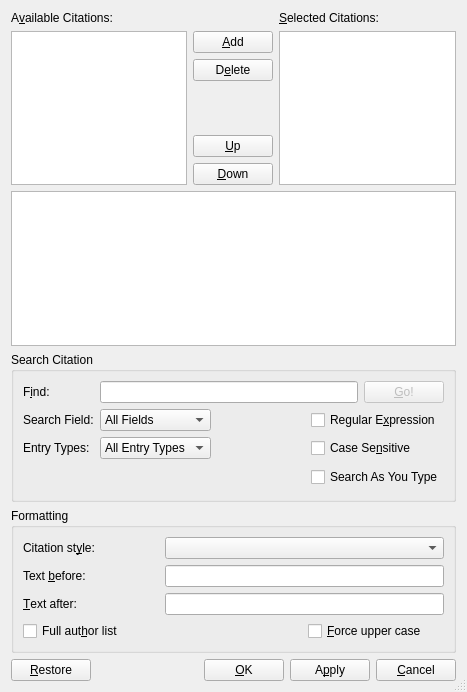
Before: the Qt Designer form src/frontends/qt4/ui/CitationUi.ui in cburschka/lyx, drawn with Qt 5.
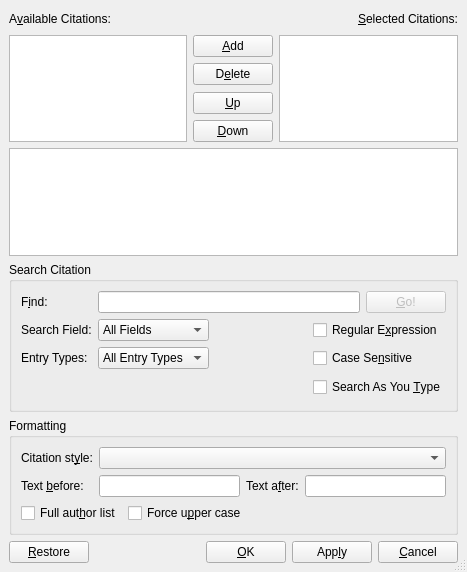
After: the same form once the commit is applied. Icons and pictures are not drawn.

```diff
--- a/src/frontends/qt4/ui/CitationUi.ui
+++ b/src/frontends/qt4/ui/CitationUi.ui
@@ -6,11 +6,13 @@
     <x>0</x>
     <y>0</y>
     <width>467</width>
-    <height>692</height>
+    <height>572</height>
    </rect>
   </property>
   <property name="sizePolicy" >
-   <sizepolicy vsizetype="Minimum" hsizetype="Minimum" >
+   <sizepolicy>
+    <hsizetype>1</hsizetype>
+    <vsizetype>1</vsizetype>
     <horstretch>0</horstretch>
     <verstretch>0</verstretch>
    </sizepolicy>
@@ -22,131 +24,24 @@
    <bool>true</bool>
   </property>
   <layout class="QGridLayout" >
-   <item row="0" column="0" >
-    <layout class="QGridLayout" >
-     <item row="4" column="1" >
-      <widget class="QPushButton" name="upPB" >
-       <property name="sizePolicy" >
-        <sizepolicy vsizetype="Fixed" hsizetype="Fixed" >
-         <horstretch>0</horstretch>
-         <verstretch>0</verstretch>
-        </sizepolicy>
-       </property>
-       <property name="toolTip" >
-        <string>Move the selected citation up (try Ctrl-Up)</string>
-       </property>
-       <property name="text" >
-        <string>&amp;Up</string>
-       </property>
-       <property name="icon" >
-        <iconset/>
-       </property>
-       <property name="autoDefault" >
-        <bool>false</bool>
-       </property>
-      </widget>
-     </item>
-     <item row="5" column="1" >
-      <widget class="QPushButton" name="downPB" >
-       <property name="sizePolicy" >
-        <sizepolicy vsizetype="Fixed" hsizetype="Fixed" >
-         <horstretch>0</horstretch>
-         <verstretch>0</verstretch>
-        </sizepolicy>
-       </property>
-       <property name="toolTip" >
-        <string>Move the selected citation down (try Ctrl-Down)</string>
-       </property>
-       <property name="text" >
-        <string>&amp;Down</string>
-       </property>
-       <property name="icon" >
-        <iconset/>
-       </property>
-       <property name="autoDefault" >
-        <bool>false</bool>
-       </property>
-      </widget>
-     </item>
-     <item row="3" column="1" >
-      <spacer>
-       <property name="orientation" >
-        <enum>Qt::Vertical</enum>
-       </property>
-       <property name="sizeHint" >
-        <size>
-         <width>77</width>
-         <height>16</height>
-        </size>
-       </property>
-      </spacer>
-     </item>
-     <item row="2" column="1" >
-      <widget class="QPushButton" name="deletePB" >
-       <property name="toolTip" >
-        <string>The delete key works, too</string>
-       </property>
-       <property name="text" >
-        <string>D&amp;elete</string>
-       </property>
-       <property name="autoDefault" >
-        <bool>false</bool>
-       </property>
-      </widget>
-     </item>
-     <item rowspan="5" row="1" column="0" >
-      <widget class="QListView" name="availableLV" >
-       <property name="editTriggers" >
-        <set>QAbstractItemView::NoEditTriggers</set>
-       </property>
-      </widget>
-     </item>
-     <item row="1" column="1" >
-      <widget class="QPushButton" name="addPB" >
-       <property name="toolTip" >
-        <string>The Enter key works, too</string>
-       </property>
-       <property name="text" >
-        <string>&amp;Add</string>
-       </property>
-       <property name="autoDefault" >
-        <bool>false</bool>
-       </property>
-      </widget>
-     </item>
-     <item row="0" column="2" >
-      <widget class="QLabel" name="selectedKeysLA" >
-       <property name="text" >
-        <string>&amp;Selected Citations:</string>
-       </property>
-       <property name="buddy" >
-        <cstring>selectedLV</cstring>
-       </property>
-      </widget>
-     </item>
-     <item row="0" column="0" >
-      <widget class="QLabel" name="availableKeysLA" >
-       <property name="text" >
-        <string>A&amp;vailable Citations:</string>
-       </property>
-       <property name="buddy" >
-        <cstring>availableLV</cstring>
-       </property>
-      </widget>
-     </item>
-     <item rowspan="5" row="1" column="2" >
-      <widget class="QListView" name="selectedLV" >
-       <property name="editTriggers" >
-        <set>QAbstractItemView::NoEditTriggers</set>
-       </property>
-      </widget>
-     </item>
-    </layout>
-   </item>
+   <property name="margin" >
+    <number>9</number>
+   </property>
+   <property name="spacing" >
+    <number>6</number>
+   </property>
    <item row="1" column="0" >
-    <widget class="QTextBrowser" name="infoML" >
-     <property name="focusPolicy" >
-      <enum>Qt::NoFocus</enum>
+    <widget class="QTextEdit" name="infoML" >
+     <property name="sizePolicy" >
+      <sizepolicy>
+       <hsizetype>7</hsizetype>
+       <vsizetype>4</vsizetype>
+       <horstretch>0</horstretch>
+       <verstretch>0</verstretch>
+      </sizepolicy>
+     </property>
+     <property name="readOnly" >
+      <bool>true</bool>
      </property>
     </widget>
    </item>
@@ -159,6 +54,12 @@
       <bool>true</bool>
      </property>
      <layout class="QGridLayout" >
+      <property name="margin" >
+       <number>9</number>
+      </property>
+      <property name="spacing" >
+       <number>6</number>
+      </property>
       <item row="0" column="0" >
        <widget class="QLabel" name="findKeysLA" >
         <property name="text" >
@@ -307,7 +208,7 @@
       <item row="3" column="3" colspan="2" >
        <widget class="QCheckBox" name="asTypeCB" >
         <property name="text" >
-         <string>Search As You Type</string>
+         <string>Search As You &amp;Type</string>
         </property>
        </widget>
       </item>
@@ -323,100 +224,188 @@
       <bool>true</bool>
      </property>
      <layout class="QGridLayout" >
-      <item row="0" column="1" colspan="2" >
-       <widget class="QComboBox" name="citationStyleCO" >
-        <property name="sizePolicy" >
-         <sizepolicy vsizetype="Fixed" hsizetype="MinimumExpanding" >
-          <horstretch>0</horstretch>
-          <verstretch>0</verstretch>
-         </sizepolicy>
-        </property>
-        <property name="toolTip" >
-         <string>Natbib citation style to use</string>
-        </property>
-       </widget>
-      </item>
-      <item row="0" column="0" >
-       <widget class="QLabel" name="citationStyleLA" >
-        <property name="text" >
-         <string>Citation st&amp;yle:</string>
-        </property>
-        <property name="buddy" >
-         <cstring>citationStyleCO</cstring>
-        </property>
-       </widget>
-      </item>
-      <item row="3" column="0" colspan="2" >
-       <widget class="QCheckBox" name="fulllistCB" >
-        <property name="toolTip" >
-         <string>List all authors</string>
-        </property>
-        <property name="text" >
-         <string>Full aut&amp;hor list</string>
-        </property>
-       </widget>
-      </item>
-      <item row="3" column="2" >
-       <widget class="QCheckBox" name="forceuppercaseCB" >
-        <property name="toolTip" >
-         <string>Force upper case in citation</string>
-        </property>
-        <property name="text" >
-         <string>&amp;Force upper case</string>
-        </property>
-       </widget>
-      </item>
-      <item row="2" column="0" >
-       <widget class="QLabel" name="textAfterLA" >
-        <property name="text" >
-         <string>&amp;Text after:</string>
-        </property>
-        <property name="buddy" >
-         <cstring>textAfterED</cstring>
-        </property>
-       </widget>
-      </item>
-      <item row="2" column="1" colspan="2" >
-       <widget class="QLineEdit" name="textAfterED" >
-        <property name="sizePolicy" >
-         <sizepolicy vsizetype="Fixed" hsizetype="Preferred" >
-          <horstretch>0</horstretch>
-          <verstretch>0</verstretch>
-         </sizepolicy>
-        </property>
-        <property name="toolTip" >
-         <string>Text to place after citation</string>
-        </property>
-       </widget>
-      </item>
+      <property name="margin" >
+       <number>9</number>
+      </property>
+      <property name="spacing" >
+       <number>6</number>
+      </property>
       <item row="1" column="0" >
-       <widget class="QLabel" name="textBeforeLA" >
-        <property name="text" >
-         <string>Text &amp;before:</string>
+       <layout class="QHBoxLayout" >
+        <property name="margin" >
+         <number>0</number>
         </property>
-        <property name="buddy" >
-         <cstring>textAfterED</cstring>
+        <property name="spacing" >
+         <number>6</number>
         </property>
-       </widget>
+        <item>
+         <widget class="QCheckBox" name="fulllistCB" >
+          <property name="toolTip" >
+           <string>List all authors</string>
+          </property>
+          <property name="text" >
+           <string>Full aut&amp;hor list</string>
+          </property>
+         </widget>
+        </item>
+        <item>
+         <widget class="QCheckBox" name="forceuppercaseCB" >
+          <property name="toolTip" >
+           <string>Force upper case in citation</string>
+          </property>
+          <property name="text" >
+           <string>Force u&amp;pper case</string>
+          </property>
+         </widget>
+        </item>
+        <item>
+         <spacer>
+          <property name="orientation" >
+           <enum>Qt::Horizontal</enum>
+          </property>
+          <property name="sizeHint" >
+           <size>
+            <width>21</width>
+            <height>20</height>
+           </size>
+          </property>
+         </spacer>
+        </item>
+       </layout>
       </item>
-      <item row="1" column="1" colspan="2" >
-       <widget class="QLineEdit" name="textBeforeED" >
-        <property name="sizePolicy" >
-         <sizepolicy vsizetype="Fixed" hsizetype="Preferred" >
-          <horstretch>0</horstretch>
-          <verstretch>0</verstretch>
-         </sizepolicy>
+      <item row="0" column="0" >
+       <layout class="QHBoxLayout" >
+        <property name="margin" >
+         <number>0</number>
         </property>
         <property name="toolTip" >
          <string>Text to place before citation</string>
         </property>
-       </widget>
+        <item>
+         <layout class="QVBoxLayout" >
+          <property name="margin" >
+           <number>0</number>
+          </property>
+          <property name="spacing" >
+           <number>6</number>
+          </property>
+          <item>
+           <widget class="QLabel" name="citationStyleLA" >
+            <property name="text" >
+             <string>Citation st&amp;yle:</string>
+            </property>
+            <property name="buddy" >
+             <cstring>citationStyleCO</cstring>
+            </property>
+           </widget>
+          </item>
+          <item>
+           <widget class="QLabel" name="textBeforeLA" >
+            <property name="text" >
+             <string>Text &amp;before:</string>
+            </property>
+            <property name="buddy" >
+             <cstring>textBeforeED</cstring>
+            </property>
+           </widget>
+          </item>
+         </layout>
+        </item>
+        <item>
+         <layout class="QVBoxLayout" >
+          <property name="margin" >
+           <number>0</number>
+          </property>
+          <property name="spacing" >
+           <number>6</number>
+          </property>
+          <item>
+           <layout class="QHBoxLayout" >
+            <property name="margin" >
+             <number>0</number>
+            </property>
+            <property name="spacing" >
+             <number>6</number>
+            </property>
+            <item>
+             <widget class="QComboBox" name="citationStyleCO" >
+              <property name="sizePolicy" >
+               <sizepolicy>
+                <hsizetype>3</hsizetype>
+                <vsizetype>0</vsizetype>
+                <horstretch>0</horstretch>
+                <verstretch>0</verstretch>
+               </sizepolicy>
+              </property>
+              <property name="toolTip" >
+               <string>Natbib citation style to use</string>
+              </property>
+             </widget>
+            </item>
+           </layout>
+          </item>
+          <item>
+           <layout class="QHBoxLayout" >
+            <property name="margin" >
+             <number>0</number>
+            </property>
+            <property name="spacing" >
+             <number>6</number>
+            </property>
+            <item>
+             <widget class="QLineEdit" name="textBeforeED" >
+              <property name="sizePolicy" >
+               <sizepolicy>
+                <hsizetype>3</hsizetype>
+                <vsizetype>0</vsizetype>
+                <horstretch>0</horstretch>
+                <verstretch>0</verstretch>
+               </sizepolicy>
+              </property>
+              <property name="toolTip" >
+               <string>Text to place before citation</string>
+              </property>
+             </widget>
+            </item>
+            <item>
+             <widget class="QLabel" name="textAfterLA" >
+              <property name="text" >
+               <string>Text a&amp;fter:</string>
+              </property>
+              <property name="buddy" >
+               <cstring>textAfterED</cstring>
+              </property>
+             </widget>
+            </item>
+            <item>
+             <widget class="QLineEdit" name="textAfterED" >
+              <property name="sizePolicy" >
+               <sizepolicy>
+                <hsizetype>3</hsizetype>
+                <vsizetype>0</vsizetype>
+                <horstretch>0</horstretch>
+                <verstretch>0</verstretch>
+               </sizepolicy>
+              </property>
+              <property name="toolTip" >
+               <string>Text to place after citation</string>
+              </property>
+             </widget>
+            </item>
+           </layout>
+          </item>
+         </layout>
+        </item>
+       </layout>
       </item>
      </layout>
     </widget>
    </item>
    <item row="4" column="0" >
     <layout class="QHBoxLayout" >
+     <property name="margin" >
+      <number>0</number>
+     </property>
      <property name="spacing" >
       <number>6</number>
      </property>
@@ -459,7 +448,7 @@
      <item>
       <widget class="QPushButton" name="applyPB" >
        <property name="text" >
-        <string>A&amp;pply</string>
+        <string>App&amp;ly</string>
        </property>
        <property name="autoDefault" >
         <bool>false</bool>
@@ -478,6 +467,180 @@
      </item>
     </layout>
    </item>
+   <item row="0" column="0" >
+    <layout class="QGridLayout" >
+     <property name="margin" >
+      <number>0</number>
+     </property>
+     <property name="spacing" >
+      <number>6</number>
+     </property>
+     <item row="0" column="0" >
+      <layout class="QHBoxLayout" >
+       <property name="margin" >
+        <number>0</number>
+       </property>
+       <property name="spacing" >
+        <number>6</number>
+       </property>
+       <item>
+        <widget class="QLabel" name="availableKeysLA" >
+         <property name="text" >
+          <string>A&amp;vailable Citations:</string>
+         </property>
+         <property name="buddy" >
+          <cstring>availableLV</cstring>
+         </property>
+        </widget>
+       </item>
+       <item>
+        <spacer>
+         <property name="orientation" >
+          <enum>Qt::Horizontal</enum>
+         </property>
+         <property name="sizeHint" >
+          <size>
+           <width>71</width>
+           <height>20</height>
+          </size>
+         </property>
+        </spacer>
+       </item>
+       <item>
+        <widget class="QLabel" name="selectedKeysLA" >
+         <property name="text" >
+          <string>&amp;Selected Citations:</string>
+         </property>
+         <property name="buddy" >
+          <cstring>selectedLV</cstring>
+         </property>
+        </widget>
+       </item>
+      </layout>
+     </item>
+     <item row="1" column="0" >
+      <layout class="QHBoxLayout" >
+       <property name="margin" >
+        <number>0</number>
+       </property>
+       <property name="spacing" >
+        <number>6</number>
+       </property>
+       <item>
+        <widget class="QListView" name="availableLV" >
+         <property name="editTriggers" >
+          <set>QAbstractItemView::NoEditTriggers</set>
+         </property>
+        </widget>
+       </item>
+       <item>
+        <layout class="QVBoxLayout" >
+         <property name="margin" >
+          <number>0</number>
+         </property>
+         <property name="spacing" >
+          <number>6</number>
+         </property>
+         <item>
+          <widget class="QPushButton" name="addPB" >
+           <property name="toolTip" >
+            <string>The Enter key works, too</string>
+           </property>
+           <property name="text" >
+            <string>&amp;Add</string>
+           </property>
+           <property name="autoDefault" >
+            <bool>false</bool>
+           </property>
+          </widget>
+         </item>
+         <item>
+          <widget class="QPushButton" name="deletePB" >
+           <property name="toolTip" >
+            <string>The delete key works, too</string>
+           </property>
+           <property name="text" >
+            <string>D&amp;elete</string>
+           </property>
+           <property name="autoDefault" >
+            <bool>false</bool>
+           </property>
+          </widget>
+         </item>
+         <item>
+          <spacer>
+           <property name="orientation" >
+            <enum>Qt::Vertical</enum>
+           </property>
+           <property name="sizeHint" >
+            <size>
+             <width>77</width>
+             <height>20</height>
+            </size>
+           </property>
+          </spacer>
+         </item>
+         <item>
+          <widget class="QPushButton" name="upPB" >
+           <property name="sizePolicy" >
+            <sizepolicy>
+             <hsizetype>1</hsizetype>
+             <vsizetype>0</vsizetype>
+             <horstretch>0</horstretch>
+             <verstretch>0</verstretch>
+            </sizepolicy>
+           </property>
+           <property name="toolTip" >
+            <string>Move the selected citation up (try Ctrl-Up)</string>
+           </property>
+           <property name="text" >
+            <string>&amp;Up</string>
+           </property>
+           <property name="icon" >
+            <iconset/>
+           </property>
+           <property name="autoDefault" >
+            <bool>false</bool>
+           </property>
+          </widget>
+         </item>
+         <item>
+          <widget class="QPushButton" name="downPB" >
+           <property name="sizePolicy" >
+            <sizepolicy>
+             <hsizetype>1</hsizetype>
+             <vsizetype>0</vsizetype>
+             <horstretch>0</horstretch>
+             <verstretch>0</verstretch>
+            </sizepolicy>
+           </property>
+           <property name="toolTip" >
+            <string>Move the selected citation down (try Ctrl-Down)</string>
+           </property>
+           <property name="text" >
+            <string>&amp;Down</string>
+           </property>
+           <property name="icon" >
+            <iconset/>
+           </property>
+           <property name="autoDefault" >
+            <bool>false</bool>
+           </property>
+          </widget>
+         </item>
+        </layout>
+       </item>
+       <item>
+        <widget class="QListView" name="selectedLV" >
+         <property name="editTriggers" >
+          <set>QAbstractItemView::NoEditTriggers</set>
+         </property>
+        </widget>
+       </item>
+      </layout>
+     </item>
+    </layout>
+   </item>
   </layout>
  </widget>
  <tabstops>
```
Left out of the diff: 4 changed lines with no effect on the pictures.
